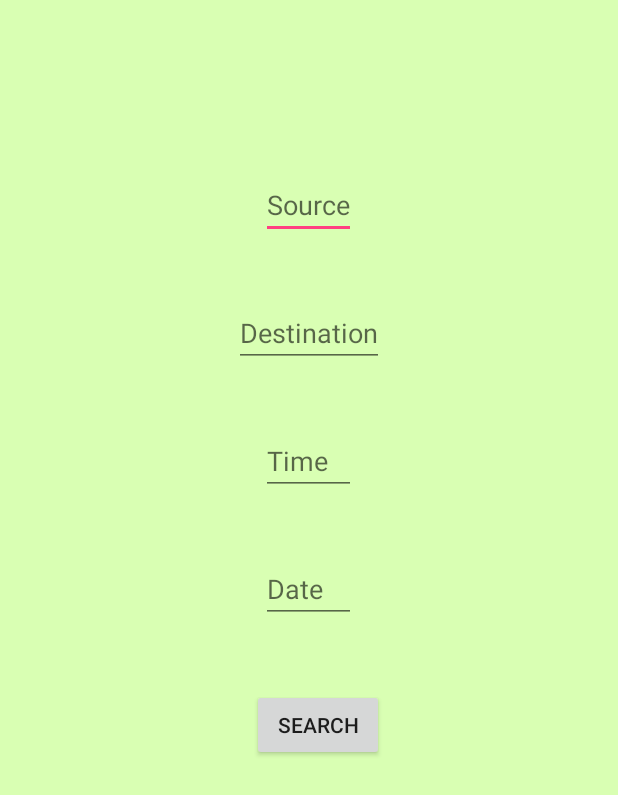
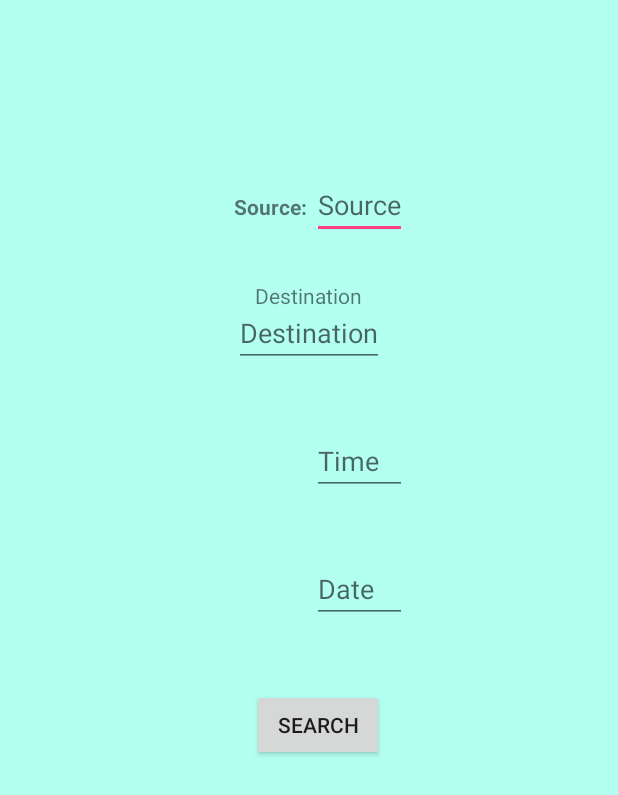
Before and after one commit to wardah9/Project_CarPoolingApplication, an Android app: the layout activity_ride_offer.xml on its own in the app's theme, with its tools: preview values and no code run, on a phone screen of 412 x 824 dp. Shown: the top 795 px of the screen. Run offline under Robolectric (Android 15) with nearby library versions, the phone set to English and light mode, and no system bars.

```diff
--- a/app/build.gradle
+++ b/app/build.gradle
@@ -38,6 +38,7 @@ dependencies {
     compile 'com.github.quentin7b:android-location-tracker:3.2'
     compile 'com.journeyapps:zxing-android-embedded:3.5.0'
     compile 'com.android.support:design:25.3.1'
+    compile 'com.google.firebase:firebase-database:10.0.1'
     testCompile 'junit:junit:4.12'
 }
 
@@ -51,4 +52,5 @@ dependencies {
 
 
 
+
 apply plugin: 'com.google.gms.google-services'
--- a/app/src/main/res/layout/activity_ride_offer.xml
+++ b/app/src/main/res/layout/activity_ride_offer.xml
@@ -9,19 +9,36 @@
     xmlns:tools="http://schemas.android.com/tools"
     xmlns:app="http://schemas.android.com/apk/res-auto" android:layout_width="match_parent"
     android:layout_height="match_parent"
-    android:background="#d9ffb3">
+    android:background="#b3fff1">
 
-
+    <TextView
+        android:layout_width="wrap_content"
+        android:layout_height="wrap_content"
+        android:id="@+id/s1Text"
+        android:text="Source: "
+        android:textStyle="bold"
+        android:layout_alignBaseline="@+id/sText"
+        android:layout_alignBottom="@+id/sText"
+        android:layout_alignStart="@+id/dText" />
 
     <EditText
         android:layout_width="wrap_content"
         android:layout_height="wrap_content"
         android:id="@+id/sText"
+        android:layout_toRightOf="@+id/s1Text"
         android:layout_alignParentTop="true"
         android:layout_centerHorizontal="true"
         android:layout_marginTop="114dp"
         android:hint="Source" />
 
+    <TextView
+        android:layout_width="wrap_content"
+        android:layout_height="wrap_content"
+        android:id="@+id/d1Text"
+        android:layout_below="@+id/s1Text"
+        android:layout_centerHorizontal="true"
+        android:layout_marginTop="40dp"
+        android:text="Destination" />
     <EditText
         android:layout_width="wrap_content"
         android:layout_height="wrap_content"
```
Also changed, not shown: app/src/main/AndroidManifest.xml (+13 -6 lines), app/src/main/res/drawable-mdpi/background2.png (added), app/src/main/res/drawable-mdpi/home_background.png (added), app/src/main/res/drawable-mdpi/information_icon.png (added), 1 other file.
